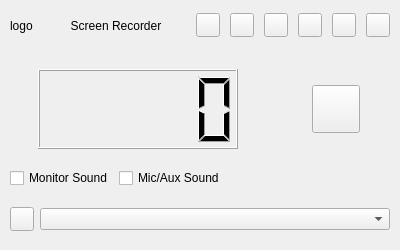
This is ScreenRecorder/ScreenRecorder/ScreenRecorder.ui in ForSuhr/ScreenRecorder as Qt 5 draws it before an edit. The edited form follows.
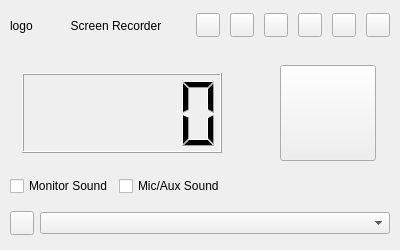
This is the edited form.

Commit message: Change the start/stop button

The edit to the form file:
```diff
--- a/ScreenRecorder/ScreenRecorder/ScreenRecorder.ui
+++ b/ScreenRecorder/ScreenRecorder/ScreenRecorder.ui
@@ -364,14 +364,14 @@
          <widget class="QPushButton" name="btnRec">
           <property name="minimumSize">
            <size>
-            <width>48</width>
-            <height>48</height>
+            <width>96</width>
+            <height>96</height>
            </size>
           </property>
           <property name="maximumSize">
            <size>
-            <width>48</width>
-            <height>48</height>
+            <width>96</width>
+            <height>96</height>
            </size>
           </property>
           <property name="styleSheet">
```
The commit also changes 7 other files.
